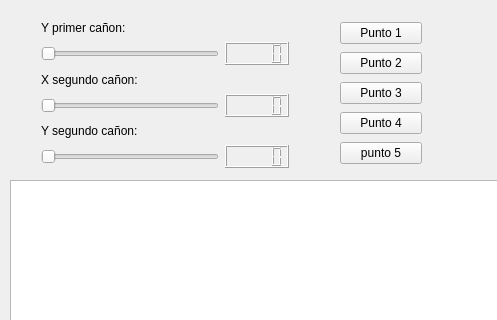
Above: mainwindow.ui from juanvergara3/parcial_final before the change; both pictures show x 0 to 497 and y 0 to 320 of the 1312 by 902 pixel window. Below: the same form after it.
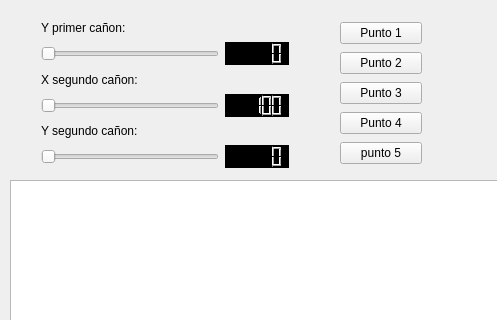
That is the form after the change.

Commit message: Copia del parcial 2 y cambios en la ui

The edit to the form file:
```diff
--- a/mainwindow.ui
+++ b/mainwindow.ui
@@ -100,7 +100,156 @@
           </widget>
          </item>
          <item>
-          <widget class="QLCDNumber" name="YC1_lcd"/>
+          <widget class="QLCDNumber" name="YC1_lcd">
+           <property name="palette">
+            <palette>
+             <active>
+              <colorrole role="Button">
+               <brush brushstyle="SolidPattern">
+                <color alpha="255">
+                 <red>0</red>
+                 <green>0</green>
+                 <blue>0</blue>
+                </color>
+               </brush>
+              </colorrole>
+              <colorrole role="Text">
+               <brush brushstyle="SolidPattern">
+                <color alpha="255">
+                 <red>0</red>
+                 <green>0</green>
+                 <blue>0</blue>
+                </color>
+               </brush>
+              </colorrole>
+              <colorrole role="Base">
+               <brush brushstyle="SolidPattern">
+                <color alpha="255">
+                 <red>0</red>
+                 <green>0</green>
+                 <blue>0</blue>
+                </color>
+               </brush>
+              </colorrole>
+              <colorrole role="Window">
+               <brush brushstyle="SolidPattern">
+                <color alpha="255">
+                 <red>0</red>
+                 <green>0</green>
+                 <blue>0</blue>
+                </color>
+               </brush>
+              </colorrole>
+              <colorrole role="PlaceholderText">
+               <brush brushstyle="SolidPattern">
+                <color alpha="128">
+                 <red>0</red>
+                 <green>0</green>
+                 <blue>0</blue>
+                </color>
+               </brush>
+              </colorrole>
+             </active>
+             <inactive>
+              <colorrole role="Button">
+               <brush brushstyle="SolidPattern">
+                <color alpha="255">
+                 <red>0</red>
+                 <green>0</green>
+                 <blue>0</blue>
+                </color>
+               </brush>
+              </colorrole>
+              <colorrole role="Text">
+               <brush brushstyle="SolidPattern">
+                <color alpha="255">
+                 <red>0</red>
+                 <green>0</green>
+                 <blue>0</blue>
+                </color>
+               </brush>
+              </colorrole>
+              <colorrole role="Base">
+               <brush brushstyle="SolidPattern">
+                <color alpha="255">
+                 <red>0</red>
+                 <green>0</green>
+                 <blue>0</blue>
+                </color>
+               </brush>
+              </colorrole>
+              <colorrole role="Window">
+               <brush brushstyle="SolidPattern">
+                <color alpha="255">
+                 <red>0</red>
+                 <green>0</green>
+                 <blue>0</blue>
+                </color>
+               </brush>
+              </colorrole>
+              <colorrole role="PlaceholderText">
+               <brush brushstyle="SolidPattern">
+                <color alpha="128">
+                 <red>0</red>
+                 <green>0</green>
+                 <blue>0</blue>
+                </color>
+               </brush>
+              </colorrole>
+             </inactive>
+             <disabled>
+              <colorrole role="Button">
+               <brush brushstyle="SolidPattern">
+                <color alpha="255">
+                 <red>0</red>
+                 <green>0</green>
+                 <blue>0</blue>
+                </color>
+               </brush>
+              </colorrole>
+              <colorrole role="Text">
+               <brush brushstyle="SolidPattern">
+                <color alpha="96">
+                 <red>164</red>
+                 <green>166</green>
+                 <blue>168</blue>
+                </color>
+               </brush>
+              </colorrole>
+              <colorrole role="Base">
+               <brush brushstyle="SolidPattern">
+                <color alpha="255">
+                 <red>0</red>
+                 <green>0</green>
+                 <blue>0</blue>
+                </color>
+               </brush>
+              </colorrole>
+              <colorrole role="Window">
+               <brush brushstyle="SolidPattern">
+                <color alpha="255">
+                 <red>0</red>
+                 <green>0</green>
+                 <blue>0</blue>
+                </color>
+               </brush>
+              </colorrole>
+              <colorrole role="PlaceholderText">
+               <brush brushstyle="SolidPattern">
+                <color alpha="128">
+                 <red>218</red>
+                 <green>218</green>
+                 <blue>218</blue>
+                </color>
+               </brush>
+              </colorrole>
+             </disabled>
+            </palette>
+           </property>
+           <property name="styleSheet">
+            <string notr="true">background-color: rgb(0, 0, 0);</string>
+           </property>
+          </widget>
          </item>
         </layout>
        </item>
@@ -121,7 +270,14 @@
           </widget>
          </item>
          <item>
-          <widget class="QLCDNumber" name="XC2_lcd"/>
+          <widget class="QLCDNumber" name="XC2_lcd">
+           <property name="styleSheet">
+            <string notr="true">background-color: rgb(0, 0, 0);</string>
+           </property>
+           <property name="value" stdset="0">
+            <double>100.000000000000000</double>
+           </property>
+          </widget>
          </item>
         </layout>
        </item>
@@ -142,7 +298,11 @@
           </widget>
          </item>
          <item>
-          <widget class="QLCDNumber" name="YC2_lcd"/>
+          <widget class="QLCDNumber" name="YC2_lcd">
+           <property name="styleSheet">
+            <string notr="true">background-color: rgb(0, 0, 0);</string>
+           </property>
+          </widget>
          </item>
         </layout>
        </item>
```
Left out of the diff: 12 changed lines with no effect on the pictures. The commit also changes 6 other files.
